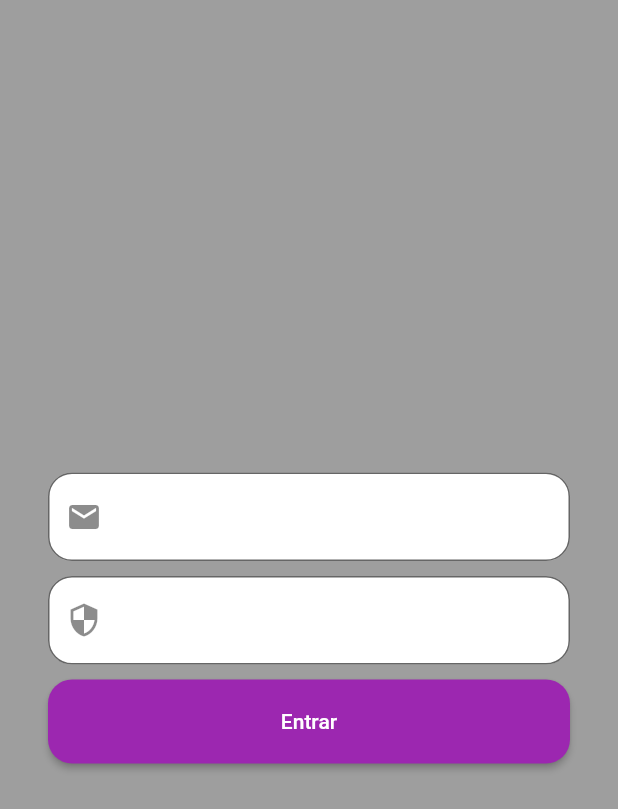
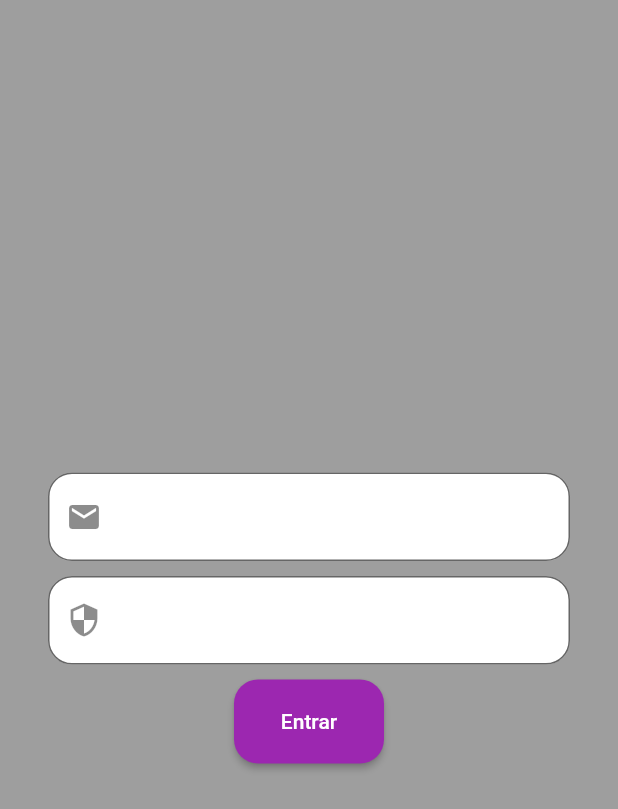
Before and after one commit to AndersonGuerra/flutter-feathers-boilerplate, a Flutter app: the screen it shows after launch, on a phone screen of 412 x 824 dp. Shown: the top 809 px of the screen. Run offline on Flutter 3.47's test engine with Material 2 defaults, Android fonts, the phone set to English and light mode, and no system bars; our stand-ins replace flutter_mobx, mobx; missing offline and left inert: adhara_socket_io; generated files the repository leaves out were written again.

Commit message:
Implemented custom buttons and textfields

```diff
--- a/lib/screens/login.dart
+++ b/lib/screens/login.dart
@@ -1,9 +1,13 @@
 import 'package:adhara_test/services/auth.dart';
 import 'package:adhara_test/models/login_form.dart';
+import 'package:adhara_test/widgets/default_button.dart';
+import 'package:adhara_test/widgets/default_textfield.dart';
 import 'package:flutter/material.dart';
 
-Widget defaultTextField(Function(String) onChanged, IconData icon, {bool isHidden: false}){
+Widget defaultTextField({Function(String) onChanged, IconData icon, bool isHidden: false,
+  TextEditingController controller}){
   return TextField(
+    controller: controller,
     onChanged: onChanged,
     obscureText: isHidden,
     decoration: InputDecoration(
@@ -14,17 +18,6 @@ Widget defaultTextField(Function(String) onChanged, IconData icon, {bool isHidde
         borderRadius: BorderRadius.all(Radius.circular(16))
       )
     ),
-  );
-}
-
-Widget defaultButton({Function onPressed}) {
-  return MaterialButton(
-    padding: EdgeInsets.all(20.0),
-    minWidth: double.infinity,
-    shape: RoundedRectangleBorder(borderRadius: BorderRadius.circular(16)),
-    color: Colors.purple,
-    child: Text("Entrar", style: TextStyle(color: Colors.white),),
-    onPressed: onPressed,
   );
 }
 
@@ -46,13 +39,13 @@ class _LoginState extends State<Login> {
         child: Column(
           mainAxisAlignment: MainAxisAlignment.center,
           children: <Widget>[
-            defaultTextField(loginForm.changeEmail, Icons.email),
+            DefaultTextField(onChanged: loginForm.changeEmail, icon: Icons.email),
             SizedBox(height: 10,),
-            defaultTextField(loginForm.changePassword, Icons.security, isHidden: true),
+            DefaultTextField(onChanged: loginForm.changePassword, icon: Icons.security, isHidden: true),
             SizedBox(height: 10,),
-            defaultButton(onPressed: () async {
+            DefaultButton(onPressed: () async {
               await Auth.login(email: loginForm.email,password: loginForm.password);
-            })
+            }, title: "Entrar")
           ],
         ),
       ),
--- a/lib/services/messages_service.dart
+++ b/lib/services/messages_service.dart
@@ -27,7 +27,7 @@ class MessagesService {
 
   static createMessage(String message) async {
     if (Connector.user.value["accessToken"] != null) {
-      Connector.socket.emitWithAck("create", ["messages", {"text": message}]).then((r){
+      await Connector.socket.emitWithAck("create", ["messages", {"text": message}]).then((r){
 
       }).catchError((onError){
 
--- /dev/null
+++ b/lib/widgets/default_button.dart
@@ -0,0 +1,16 @@
+import 'package:flutter/material.dart';
+
+class DefaultButton extends MaterialButton {
+  DefaultButton(
+    {String title,
+    Function onPressed,
+    double minWidth: 100}
+  ) : super(
+    padding: EdgeInsets.all(20.0),
+    minWidth: minWidth!=null ? minWidth : double.infinity,
+    shape: RoundedRectangleBorder(borderRadius: BorderRadius.circular(16)),
+    color: Colors.purple,
+    child: Text(title, style: TextStyle(color: Colors.white),),
+    onPressed: onPressed,
+  );
+}
--- /dev/null
+++ b/lib/widgets/default_textfield.dart
@@ -0,0 +1,19 @@
+import 'package:flutter/material.dart';
+
+class DefaultTextField extends TextField {
+  DefaultTextField(
+    {Function(String) onChanged, IconData icon, bool isHidden: false,
+    TextEditingController controller}
+  ) : super(
+    controller: controller,
+    onChanged: onChanged,
+    obscureText: isHidden,
+    decoration: InputDecoration(
+      filled: true,
+      fillColor: Colors.white,
+      prefixIcon: Icon(icon) != null ? Icon(icon) : null,
+      border: OutlineInputBorder(
+        borderRadius: BorderRadius.all(Radius.circular(16))
+      )
+    ),);
+}
```
Also changed, not shown: lib/main.dart (+7 -2 lines), lib/widgets/message_form.dart (added, +77 -0 lines).
